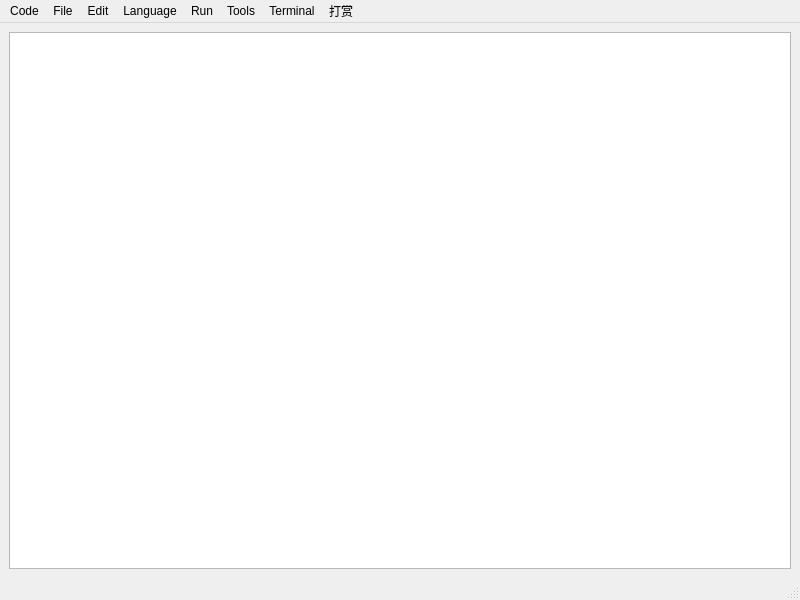
Qt form UI/MainWindow.ui (EXPmaster/notepad) before a commit.
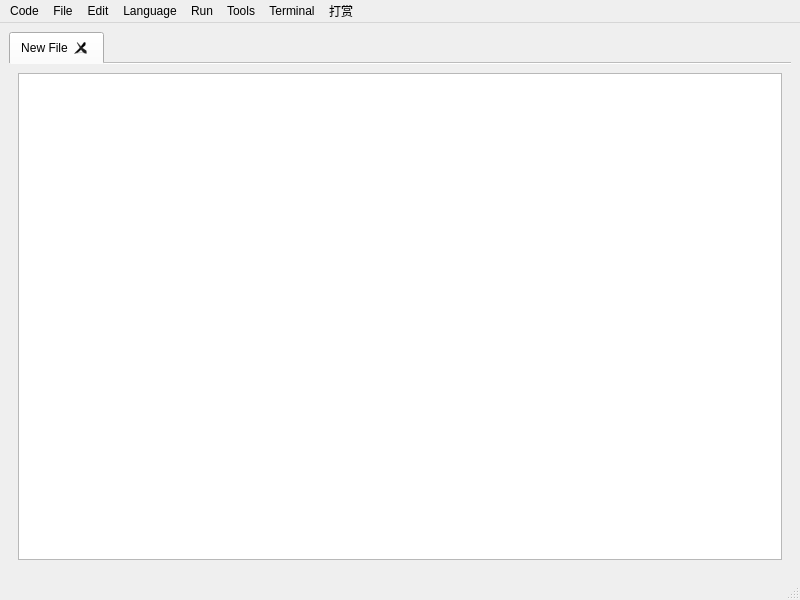
The same form after that commit.

Diff of the .ui file:
```diff
--- a/UI/MainWindow.ui
+++ b/UI/MainWindow.ui
@@ -15,8 +15,43 @@
   </property>
   <widget class="QWidget" name="centralwidget">
    <layout class="QGridLayout" name="gridLayout_2">
-    <item row="1" column="1">
-     <widget class="QTextEdit" name="textEditor"/>
+    <item row="0" column="1" rowspan="2">
+     <widget class="QTabWidget" name="tabWidget">
+      <property name="tabPosition">
+       <enum>QTabWidget::North</enum>
+      </property>
+      <property name="tabShape">
+       <enum>QTabWidget::Rounded</enum>
+      </property>
+      <property name="currentIndex">
+       <number>0</number>
+      </property>
+      <property name="usesScrollButtons">
+       <bool>false</bool>
+      </property>
+      <property name="documentMode">
+       <bool>true</bool>
+      </property>
+      <property name="tabsClosable">
+       <bool>true</bool>
+      </property>
+      <property name="movable">
+       <bool>true</bool>
+      </property>
+      <property name="tabBarAutoHide">
+       <bool>false</bool>
+      </property>
+      <widget class="QWidget" name="tab">
+       <attribute name="title">
+        <string>New File</string>
+       </attribute>
+       <layout class="QGridLayout" name="gridLayout_3">
+        <item row="0" column="0">
+         <widget class="QTextEdit" name="textEditor"/>
+        </item>
+       </layout>
+      </widget>
+     </widget>
     </item>
    </layout>
   </widget>
```
Left out of the diff: 7 changed lines with no effect on the pictures.
